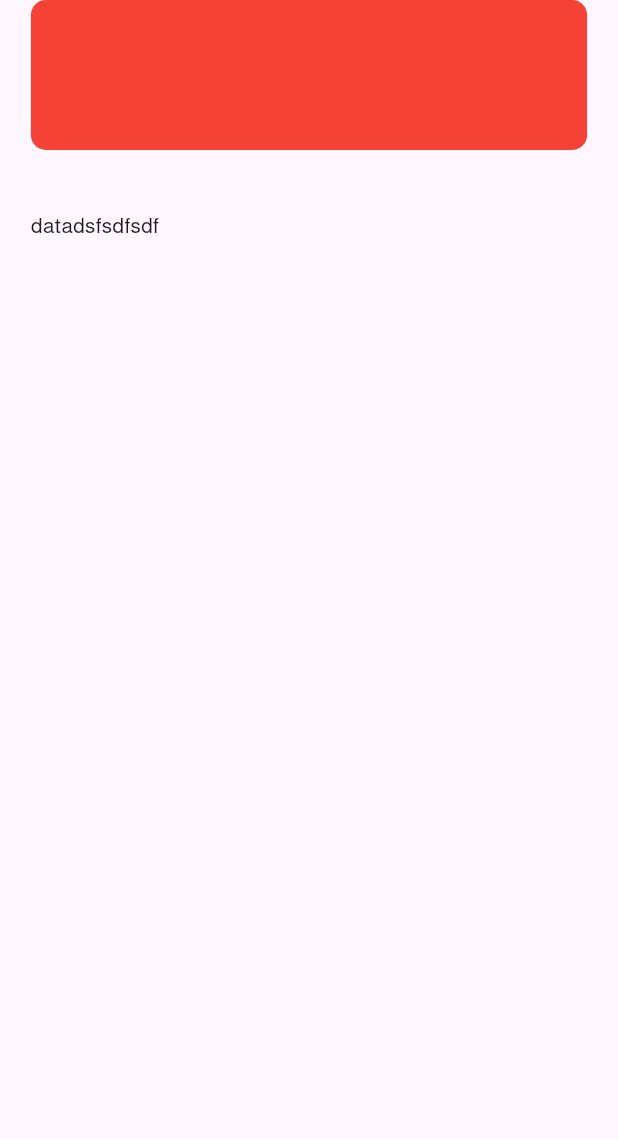
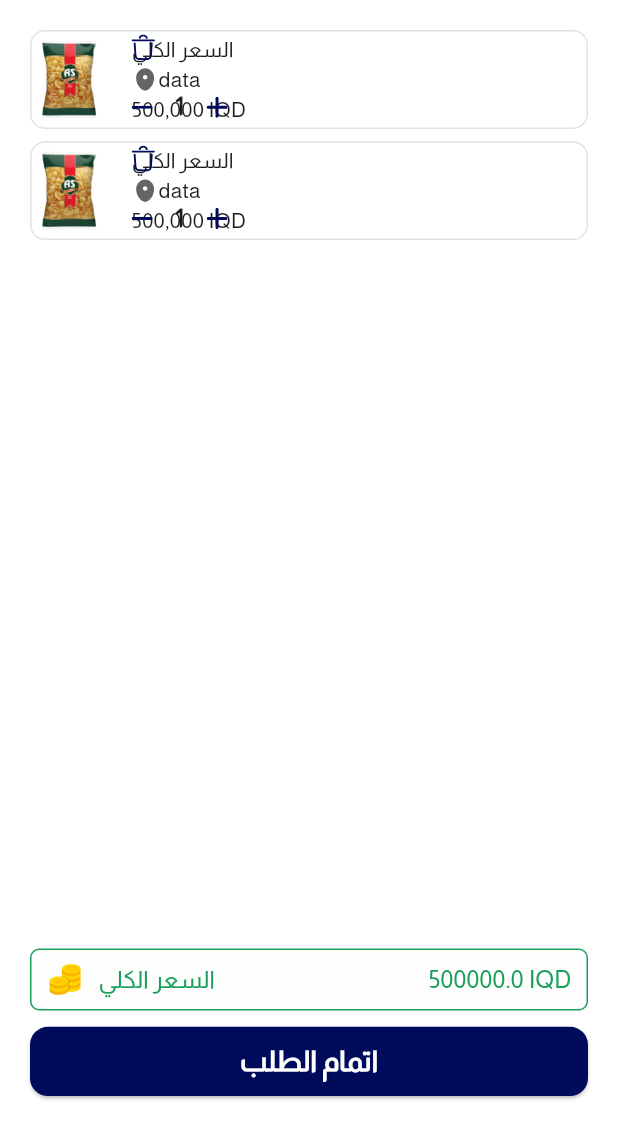
Before and after one commit to unit2154/wasl_market_app, a Flutter app: the CartScreen screen opened directly, on a phone screen of 412 x 824 dp. Shown: the top 1139 px of the screen. Run offline on Flutter 3.47's test engine with Material 3 defaults, Android fonts, the phone set to English and light mode, and no system bars; our stand-ins replace bloc, dartz, dio, firebase_core, firebase_messaging, flutter_bloc and 8 more; accounts and stored records are empty; generated files the repository leaves out were written again.

Commit message:
cart-feature

```diff
--- a/lib/core/constants/images.dart
+++ b/lib/core/constants/images.dart
@@ -27,4 +27,7 @@ class AppIcons {
   static const String edit = 'assets/icons/Edit.svg';
   static const String cart = 'assets/icons/Cart.svg';
   static const String cartActive = 'assets/icons/Cart-Active.svg';
+  static const String delete = 'assets/icons/Delete.svg';
+  static const String plus = 'assets/icons/Plus.svg';
+  static const String minus = 'assets/icons/Minus.svg';
 }
--- a/lib/core/constants/app_constants.dart
+++ b/lib/core/database/db_boxes.dart
@@ -1,5 +1,6 @@
-class AppConstants {
+class DBBoxes {
   static const String tokenBox = 'token';
   static const String userBox = 'user';
   static const String profileBox = 'profile';
+  static const String productBox = 'product';
 }
--- /dev/null
+++ b/lib/core/database/db_type_id.dart
@@ -0,0 +1,6 @@
+class DbTypeId {
+  static const int user = 0;
+  static const int token = 1;
+  static const int profile = 2;
+  static const int product = 3;
+}
--- a/lib/core/dependencies/db_dependencies.dart
+++ b/lib/core/dependencies/db_dependencies.dart
@@ -3,10 +3,10 @@ part of 'locator.dart';
 Future<void> dbDependencies() async {
   // ======================= DB =======================
   getIt.registerLazySingleton<Box<TokenModel>>(
-    () => Hive.box<TokenModel>(AppConstants.tokenBox),
+    () => Hive.box<TokenModel>(DBBoxes.tokenBox),
   );
   getIt.registerLazySingleton<Box<UserModel>>(
-    () => Hive.box<UserModel>(AppConstants.userBox),
+    () => Hive.box<UserModel>(DBBoxes.userBox),
   );
   // ======================= DB =======================
 }
--- a/lib/core/dependencies/locator.dart
+++ b/lib/core/dependencies/locator.dart
@@ -1,8 +1,6 @@
 import 'package:dio/dio.dart';
 import 'package:get_it/get_it.dart';
 import 'package:wasl_market_app/core/network/dio_api_consumer.dart';
-import 'package:wasl_market_app/features/auth/domain_layer/entities/sub_entities/token_entity.dart';
-import 'package:wasl_market_app/features/auth/domain_layer/entities/user_entity.dart';
 import 'package:wasl_market_app/features/auth/domain_layer/use_cases/get_user.dart';
 import 'package:wasl_market_app/features/home/data_layer/data_sources/home_data_source.dart';
 import 'package:wasl_market_app/features/home/data_layer/data_sources/home_data_source_impl.dart';
@@ -19,7 +17,7 @@ import 'package:wasl_market_app/features/ordres/domain_layer/usecases/get_orders
 import 'package:wasl_market_app/features/ordres/domain_layer/usecases/update_order_state.dart';
 import 'package:wasl_market_app/features/ordres/presentation_layer/providers/cubit/orders_cubit.dart';
 import 'package:hive/hive.dart';
-import 'package:wasl_market_app/core/constants/app_constants.dart';
+import 'package:wasl_market_app/core/database/db_boxes.dart';
 import 'package:wasl_market_app/core/network/api_consumer.dart';
 import 'package:wasl_market_app/features/auth/data_layer/data_sources/auth_data_source.dart';
 import 'package:wasl_market_app/features/auth/data_layer/data_sources/auth_data_source_impl.dart';
--- a/lib/features/auth/data_layer/model/sub_model/profile_model.dart
+++ b/lib/features/auth/data_layer/model/sub_model/profile_model.dart
@@ -1,9 +1,10 @@
 import 'package:hive/hive.dart';
+import 'package:wasl_market_app/core/database/db_type_id.dart';
 import 'package:wasl_market_app/features/auth/domain_layer/entities/sub_entities/profile_entity.dart';
 
 part '../../../../../core/database/profile_model.g.dart';
 
-@HiveType(typeId: 2)
+@HiveType(typeId: DbTypeId.profile)
 class ProfileModel extends ProfileEntity {
   final String commissionSettlementType;
   final String commissionRate;
--- a/lib/features/auth/data_layer/model/sub_model/token_model.dart
+++ b/lib/features/auth/data_layer/model/sub_model/token_model.dart
@@ -1,9 +1,10 @@
 import 'package:hive/hive.dart';
+import 'package:wasl_market_app/core/database/db_type_id.dart';
 import 'package:wasl_market_app/features/auth/domain_layer/entities/sub_entities/token_entity.dart';
 
 part "../../../../../core/database/token_model.g.dart";
 
-@HiveType(typeId: 1)
+@HiveType(typeId: DbTypeId.token)
 class TokenModel extends TokenEntity {
   TokenModel({@HiveField(0) required super.token});
 
--- a/lib/features/auth/data_layer/model/user_model.dart
+++ b/lib/features/auth/data_layer/model/user_model.dart
@@ -1,11 +1,12 @@
 import 'package:hive/hive.dart';
+import 'package:wasl_market_app/core/database/db_type_id.dart';
 import 'package:wasl_market_app/features/auth/data_layer/model/sub_model/token_model.dart';
 import 'package:wasl_market_app/features/auth/domain_layer/entities/user_entity.dart';
 import 'package:wasl_market_app/features/auth/data_layer/model/sub_model/profile_model.dart';
 
 part '../../../../core/database/user_model.g.dart';
 
-@HiveType(typeId: 0)
+@HiveType(typeId: DbTypeId.user)
 class UserModel extends UserEntity {
   final String type;
   final String emailVerifiedAt;
--- a/lib/features/cart/presentation_layer/screens/cart_screen.dart
+++ b/lib/features/cart/presentation_layer/screens/cart_screen.dart
@@ -1,31 +1,52 @@
 import 'package:flutter/material.dart';
-import 'package:flutter_svg/svg.dart';
-import 'package:wasl_market_app/core/constants/images.dart';
+import 'package:wasl_market_app/core/widgets/submit_button.dart';
+import 'package:wasl_market_app/features/cart/presentation_layer/widgets/cart_item.dart';
+import 'package:wasl_market_app/features/cart/presentation_layer/widgets/cart_total_widget.dart';
 
 class CartScreen extends StatelessWidget {
   const CartScreen({super.key});
 
   @override
   Widget build(BuildContext context) {
+    final width = MediaQuery.of(context).size.width;
+    final height = MediaQuery.of(context).size.height;
     return Scaffold(
-      body: Center(
-        child: Column(
-          children: [
-            Container(
-              width: MediaQuery.of(context).size.width * 0.9,
-              height: 100,
-              decoration: BoxDecoration(
-                color: Colors.red,
-                borderRadius: BorderRadius.circular(10),
+      backgroundColor: Colors.white,
+
+      body: Stack(
+        children: [
+          ListView(
+            padding: EdgeInsets.all(20),
+            children: [
+              CartItem(),
+              SizedBox(height: height * 0.01),
+              CartItem(),
+            ],
+          ),
+          // total price and submit button
+          Positioned(
+            bottom: height * 0.1,
+            left: 0,
+            width: width,
+            child: Padding(
+              padding: EdgeInsets.symmetric(vertical: 10, horizontal: 20),
+              child: Column(
+                spacing: 10,
+                children: [
+                  CartTotalWidget(totalPrice: 500000),
+                  SubmitButton(
+                    text: "اتمام الطلب",
+                    onPressed: () {},
+                    constraints: BoxConstraints(
+                      maxWidth: width,
+                      maxHeight: height,
+                    ),
+                  ),
+                ],
               ),
             ),
-            SizedBox(
-              height: 100,
-              width: MediaQuery.of(context).size.width * 0.9,
-              child: Row(children: [Text("data"), Text("dsfsdfsdf")]),
-            ),
-          ],
-        ),
+          ),
+        ],
       ),
     );
   }
--- /dev/null
+++ b/lib/features/cart/presentation_layer/widgets/cart_item.dart
@@ -0,0 +1,133 @@
+import 'package:flutter/material.dart';
+import 'package:flutter_svg/svg.dart';
+import 'package:wasl_market_app/core/constants/colors.dart';
+import 'package:wasl_market_app/core/constants/images.dart';
+
+class CartItem extends StatelessWidget {
+  const CartItem({super.key});
+
+  @override
+  Widget build(BuildContext context) {
+    final width = MediaQuery.of(context).size.width;
+    final height = MediaQuery.of(context).size.height;
+    return Container(
+      width: width,
+      height: height * 0.08,
+      decoration: BoxDecoration(
+        border: Border.fromBorderSide(BorderSide(color: AppColors.cardBorder)),
+        borderRadius: BorderRadius.circular(10),
+      ),
+      child: Row(
+        children: [
+          // product image
+          Padding(
+            padding: const EdgeInsets.all(5.0),
+            child: Image.asset(AppImages.item),
+          ),
+          SizedBox(width: width * 0.04),
+          SizedBox(
+            width: width * 0.7,
+            child: Stack(
+              children: [
+                // product details
+                Column(
+                  crossAxisAlignment: .start,
+                  mainAxisSize: .min,
+                  children: [
+                    Text("السعر الكلي"),
+                    Row(
+                      children: [
+                        SvgPicture.asset(AppIcons.location),
+                        Text("data"),
+                      ],
+                    ),
+                    Text("500,000 IQD"),
+                  ],
+                ),
+                // delete button
+                Positioned(
+                  left: 0,
+                  top: 0,
+                  child: InkWell(
+                    onTap: () {
+                      showDialog(
+                        context: context,
+                        builder: (context) {
+                          return AlertDialog(
+                            backgroundColor: AppColors.white,
+                            shape: RoundedRectangleBorder(
+                              borderRadius: BorderRadius.circular(10),
+                            ),
+                            title: Text("حذف المنتج"),
+                            content: Text("هل انت متاكد من حذف المنتج؟"),
+                            actions: [
+                              TextButton(
+                                onPressed: () {
+                                  Navigator.pop(context);
+                                },
+                                child: Text("الغاء"),
+                              ),
+                              TextButton(
+                                onPressed: () {
+                                  Navigator.pop(context);
+                                },
+                                child: Text("حذف"),
+                              ),
+                            ],
+                          );
+                        },
+                      );
+                    },
+                    child: SvgPicture.asset(
+                      AppIcons.delete,
+                      colorFilter: ColorFilter.mode(
+                        AppColors.primaryColor,
+                        BlendMode.srcIn,
+                      ),
+                    ),
+                  ),
+                ),
+                // quantity counter
+                Positioned(
+                  left: 0,
+                  bottom: 0,
+                  child: Row(
+                    children: [
+                      InkWell(
+                        onTap: () {},
+                        child: SvgPicture.asset(
+                          AppIcons.minus,
+                          colorFilter: ColorFilter.mode(
+                            AppColors.primaryColor,
+                            BlendMode.srcIn,
+                          ),
+                        ),
+                      ),
+                      Padding(
+                        padding: const EdgeInsets.symmetric(horizontal: 15.0),
+                        child: Text(
+                          "1",
+                          style: TextStyle(
+                            fontSize: 16,
+                            fontWeight: FontWeight.bold,
+                          ),
+                        ),
+                      ),
+                      InkWell(
+                        onTap: () {},
+                        child: SvgPicture.asset(
+                          AppIcons.plus,
+                          color: AppColors.primaryColor,
+                        ),
+                      ),
+                    ],
+                  ),
+                ),
+              ],
+            ),
+          ),
+        ],
+      ),
+    );
+  }
+}
--- /dev/null
+++ b/lib/features/cart/presentation_layer/widgets/cart_total_widget.dart
@@ -0,0 +1,57 @@
+import 'package:flutter/material.dart';
+import 'package:wasl_market_app/core/constants/colors.dart';
+import 'package:wasl_market_app/core/constants/images.dart';
+
+class CartTotalWidget extends StatelessWidget {
+  const CartTotalWidget({super.key, required this.totalPrice});
+
+  final double totalPrice;
+
+  @override
+  Widget build(BuildContext context) {
+    final width = MediaQuery.of(context).size.width;
+    final height = MediaQuery.of(context).size.height;
+    return Container(
+      width: double.infinity,
+      height: height * 0.05,
+      decoration: ShapeDecoration(
+        color: AppColors.white,
+        shape: RoundedRectangleBorder(
+          side: BorderSide(color: AppColors.orderStateCompleted),
+          borderRadius: BorderRadius.circular(6),
+        ),
+      ),
+      child: Padding(
+        padding: const EdgeInsets.symmetric(horizontal: 10.0),
+        child: Row(
+          spacing: 10,
+          children: [
+            // coins icon
+            SizedBox(
+              width: width * 0.06,
+              height: height * 0.06,
+              child: Image.asset(AppImages.coins, fit: BoxFit.contain),
+            ),
+            Text(
+              "السعر الكلي",
+              style: TextStyle(
+                color: AppColors.orderStateCompleted,
+                fontSize: 16,
+                fontWeight: FontWeight.w500,
+              ),
+            ),
+            Spacer(),
+            Text(
+              "$totalPrice IQD",
+              style: TextStyle(
+                color: AppColors.orderStateCompleted,
+                fontSize: 16,
+                fontWeight: FontWeight.w500,
+              ),
+            ),
+          ],
+        ),
+      ),
+    );
+  }
+}
--- a/lib/features/dashboard/presentation_layer/screens/dashboard.dart
+++ b/lib/features/dashboard/presentation_layer/screens/dashboard.dart
@@ -3,7 +3,6 @@ import 'package:flutter_bloc/flutter_bloc.dart';
 import 'package:wasl_market_app/core/constants/colors.dart';
 import 'package:wasl_market_app/core/constants/images.dart';
 import 'package:wasl_market_app/core/dependencies/locator.dart';
-import 'package:wasl_market_app/core/widgets/search_bar.dart';
 import 'package:wasl_market_app/core/widgets/side_menu.dart';
 import 'package:wasl_market_app/features/auth/presentation_layer/providers/cubit/auth_cubit.dart';
 import 'package:wasl_market_app/features/cart/presentation_layer/screens/cart_screen.dart';
@@ -11,7 +10,6 @@ import 'package:wasl_market_app/features/dashboard/presentation_layer/providers/
 import 'package:wasl_market_app/features/dashboard/presentation_layer/widgets/custom_bottom_nav_bar.dart';
 import 'package:wasl_market_app/features/home/presentation_layer/screens/home_screen.dart';
 import 'package:wasl_market_app/features/ordres/presentation_layer/providers/cubit/orders_cubit.dart';
-import 'package:wasl_market_app/features/ordres/presentation_layer/screens/commission.screen.dart';
 import 'package:wasl_market_app/features/ordres/presentation_layer/screens/orders_screen.dart';
 
 class DashboardScreen extends StatelessWidget {
```
Also changed, not shown: lib/core/database/hive_db.dart (+7 -4 lines), lib/features/cart/domain_layer/entities/cart_entity.dart (added, +8 -0 lines), lib/features/home/data_layer/models/product_model.dart (+20 -15 lines), pubspec.yaml (+9 -0 lines), assets/icons/Delete.svg (added), assets/icons/Minus.svg (added), assets/icons/Plus.svg (added), lib/core/database/product_model.g.dart (added), lib/core/database/profile_model.g.dart, lib/core/database/token_model.g.dart, lib/core/database/user_model.g.dart, pubspec.lock.
